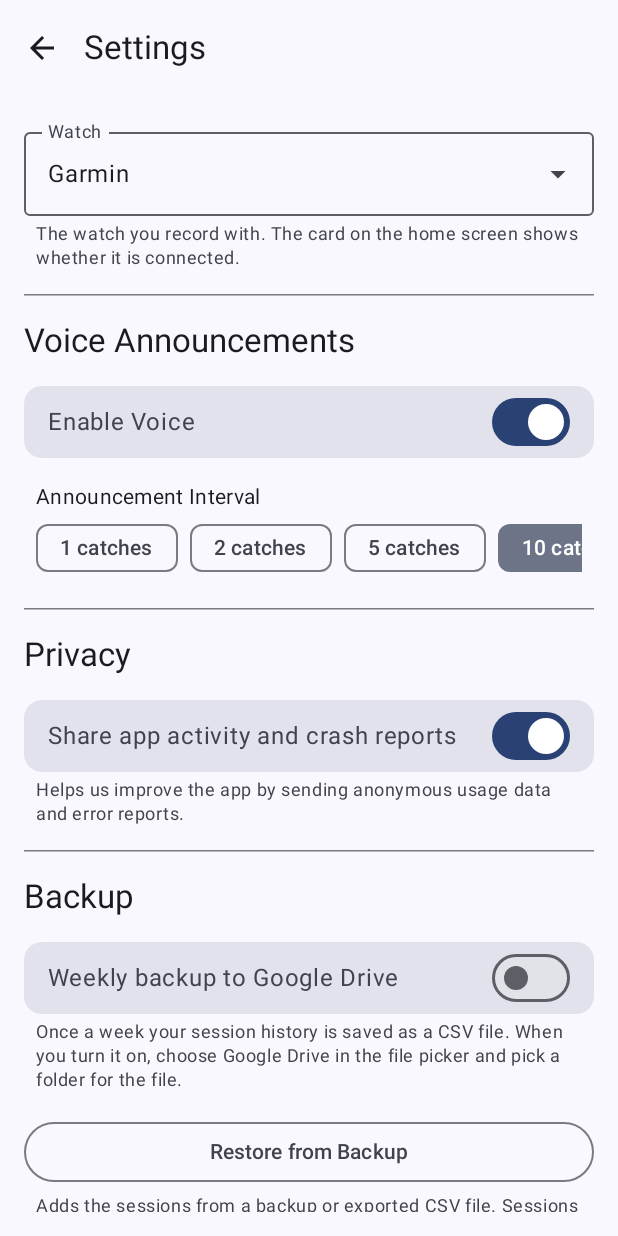
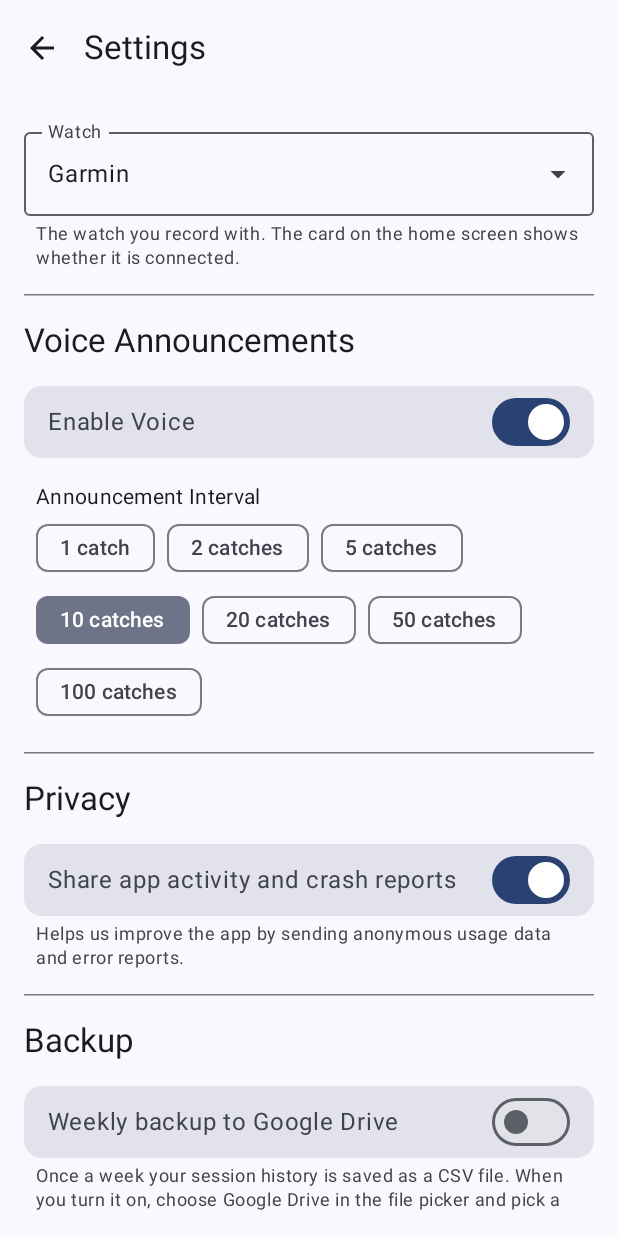
Before and after one commit to jumlauft/JugglingTracker, an Android app built with Jetpack Compose: the screen it shows after launch (MainActivity), after a tap on "Settings", on a phone screen of 412 x 824 dp. Run offline under Robolectric (Android 15) with nearby library versions, the phone set to English and light mode, and no system bars; libraries missing offline, so code that uses them is left out: com.garmin.android; 4 statements that could not run were skipped.

Commit message:
Settings: "1 catch", and the announcement chips wrap instead of running off screen
Android shows the interval chips in a FlowRow, so "10 catches" and the
rest are no longer cut off at the screen edge, and uses a plural so the
first chip reads "1 catch". The iPhone's interval picker gets the same
singular; its menu picker was never cut off.

Co-Authored-By: Claude Opus 5.5 (1M context) <noreply@anthropic.com>
Claude-Session: https://claude.ai/code/session_01VD54aYSsBroemPf7qX4yKW

```diff
--- a/android/app/src/main/java/com/juggling/tracker/ui/SettingsScreen.kt
+++ b/android/app/src/main/java/com/juggling/tracker/ui/SettingsScreen.kt
@@ -2,7 +2,6 @@ package com.juggling.tracker.ui
 
 import android.util.Log
 import android.widget.Toast
-import androidx.compose.foundation.horizontalScroll
 import androidx.compose.foundation.layout.*
 import androidx.compose.foundation.rememberScrollState
 import androidx.compose.foundation.selection.toggleable
@@ -34,6 +33,7 @@ import kotlinx.coroutines.launch
 import kotlinx.coroutines.withContext
 
 /** Settings, plus the recordings table and the export it offers. */
+@OptIn(ExperimentalLayoutApi::class)
 @Composable
 fun SettingsScreen(settings: SettingsModel, recordings: RawRecordingModel) {
     val context = LocalContext.current
@@ -164,17 +164,17 @@ fun SettingsScreen(settings: SettingsModel, recordings: RawRecordingModel) {
                     text = stringResource(R.string.label_voice_interval),
                     style = MaterialTheme.typography.bodyMedium
                 )
-                Row(
-                    modifier = Modifier
-                        .fillMaxWidth()
-                        .horizontalScroll(rememberScrollState()),
+                // Wraps onto a second line rather than scrolling, so no chip
+                // is cut off at the screen edge.
+                FlowRow(
+                    modifier = Modifier.fillMaxWidth(),
                     horizontalArrangement = Arrangement.spacedBy(8.dp)
                 ) {
                     listOf(1, 2, 5, 10, 20, 50, 100).forEach { interval ->
                         FilterChip(
                             selected = settings.voiceInterval == interval,
                             onClick = { settings.setVoiceInterval(interval) },
-                            label = { Text(stringResource(R.string.format_voice_interval, interval)) }
+                            label = { Text(pluralStringResource(R.plurals.format_voice_interval, interval, interval)) }
                         )
                     }
                 }
--- a/android/app/src/main/res/values/strings.xml
+++ b/android/app/src/main/res/values/strings.xml
@@ -59,7 +59,10 @@
     <string name="desc_share_data">Helps us improve the app by sending anonymous usage data and error reports.</string>
     <string name="label_voice_enabled">Enable Voice</string>
     <string name="label_voice_interval">Announcement Interval</string>
-    <string name="format_voice_interval">%1$d catches</string>
+    <plurals name="format_voice_interval">
+        <item quantity="one">%1$d catch</item>
+        <item quantity="other">%1$d catches</item>
+    </plurals>
     <string name="format_app_version">Version %1$s (%2$d)</string>
 
     <string name="action_save_and_quit">Save and quit session</string>
```
Also changed, not shown: 1 other file.
